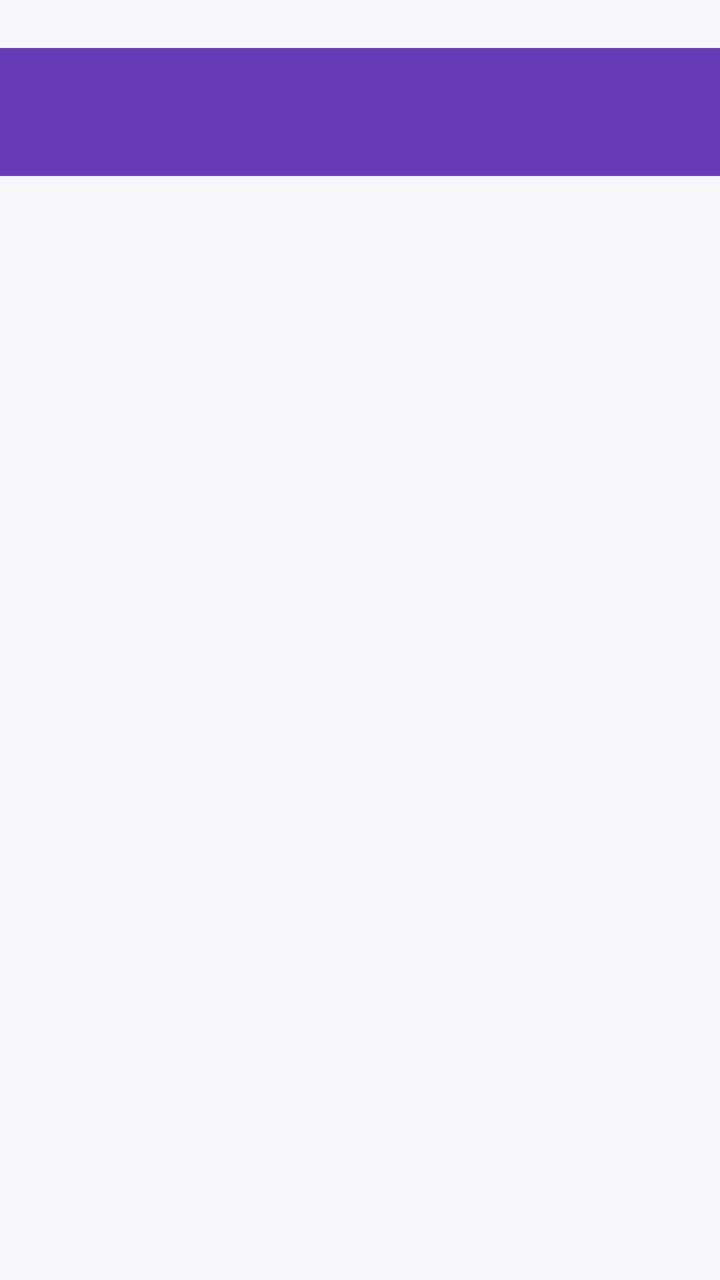
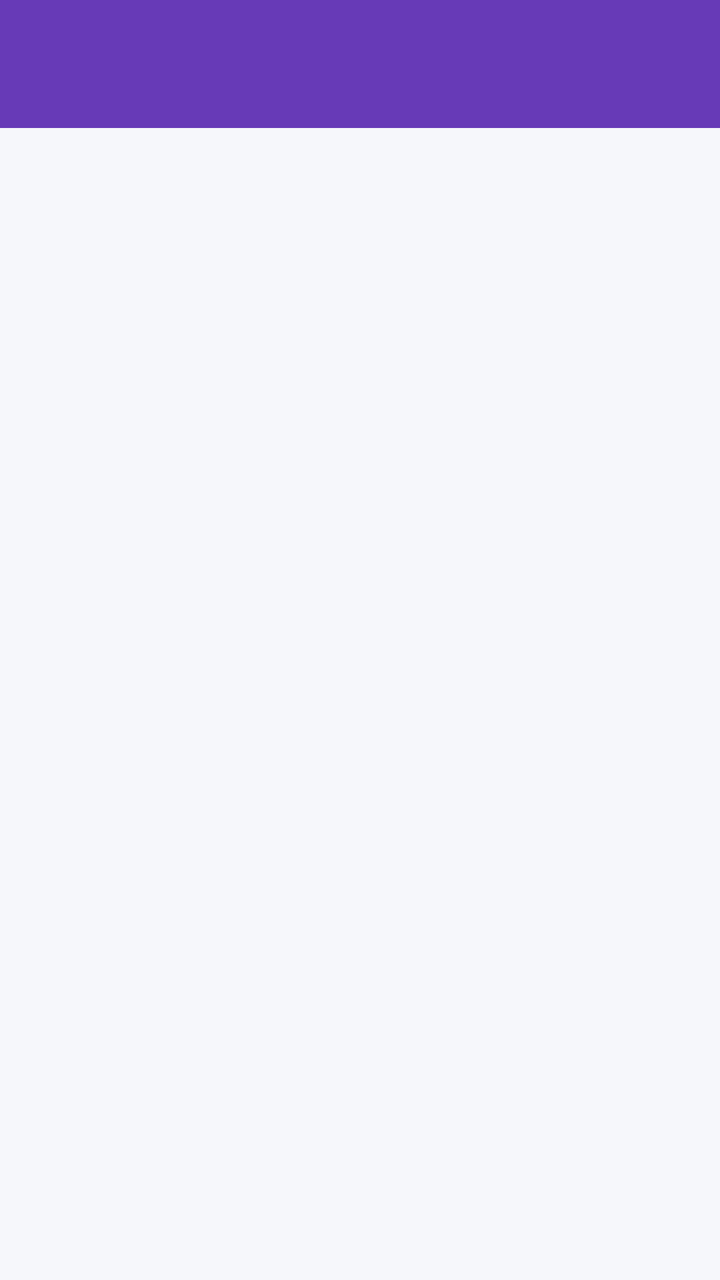

Before-and-after screenshots of an Android layout around one commit, followed by the original layout XML and the change that was made.
<!-- AndroidManifest.xml: application theme Theme.CampusConnect -->
<!-- res/layout/activity_simple_list.xml -->
<?xml version="1.0" encoding="utf-8"?>
<androidx.constraintlayout.widget.ConstraintLayout xmlns:android="http://schemas.android.com/apk/res/android"
    xmlns:app="http://schemas.android.com/apk/res-auto"
    android:layout_width="match_parent"
    android:layout_height="match_parent">

    <com.google.android.material.appbar.MaterialToolbar
        android:id="@+id/toolbar"
        android:layout_width="match_parent"
        android:layout_height="?attr/actionBarSize"
        android:layout_marginTop="24dp"
        android:background="?attr/colorPrimary"
        app:titleTextColor="?attr/colorOnPrimary"
        app:layout_constraintTop_toTopOf="parent" />

    <com.google.android.material.button.MaterialButton
        android:id="@+id/aiAssistButton"
        android:layout_width="match_parent"
        android:layout_height="wrap_content"
        android:layout_margin="16dp"
        android:text="@string/ask_campusconnect_ai"
        android:visibility="gone"
        app:layout_constraintTop_toBottomOf="@id/toolbar" />

    <TextView
        android:id="@+id/emptyState"
        android:layout_width="0dp"
        android:layout_height="wrap_content"
        android:layout_margin="24dp"
        android:gravity="center"
        android:text="@string/nothing_to_show"
        android:visibility="gone"
        app:layout_constraintEnd_toEndOf="parent"
        app:layout_constraintStart_toStartOf="parent"
        app:layout_constraintTop_toBottomOf="@id/aiAssistButton" />

    <androidx.recyclerview.widget.RecyclerView
        android:id="@+id/recyclerView"
        android:layout_width="match_parent"
        android:layout_height="0dp"
        android:padding="8dp"
        app:layout_constraintBottom_toBottomOf="parent"
        app:layout_constraintTop_toBottomOf="@id/aiAssistButton" />
</androidx.constraintlayout.widget.ConstraintLayout>
<!-- resources referenced by this layout -->
<resources>
  <string name="ask_campusconnect_ai">✨ Ask CampusConnect AI</string>
  <string name="nothing_to_show">Nothing to show yet.</string>
  <style name="Theme.CampusConnect" parent="Base.Theme.CampusConnect" />
  <style name="Base.Theme.CampusConnect" parent="Theme.Material3.DayNight.NoActionBar">
          
          <item name="colorPrimary">@color/primary</item>
          <item name="colorOnPrimary">@color/on_primary</item>
          <item name="colorSecondary">@color/secondary</item>
          <item name="colorOnSecondary">@color/on_secondary</item>
          <item name="colorTertiary">@color/tertiary</item>
          <item name="colorOnTertiary">@color/on_tertiary</item>
          <item name="android:windowBackground">@color/background</item>
          <item name="colorSurface">@color/surface</item>
          <item name="colorOnSurface">@color/on_surface</item>
  
          <item name="colorSurfaceVariant">@color/surface_variant</item>
          <item name="colorOnSurfaceVariant">@color/on_surface_variant</item>
          <item name="colorError">@color/error</item>
          <item name="colorOnError">@color/on_error</item>
          <item name="colorOutline">@color/outline</item>
          <item name="colorOutlineVariant">@color/outline_variant</item>
          <item name="android:statusBarColor">@color/primary</item>
  
          
          <item name="materialCardViewStyle">@style/Widget.CampusConnect.Card</item>
      </style>
  <color name="primary">#673AB7</color>
  <color name="on_primary">#FFFFFF</color>
  <color name="secondary">#009688</color>
  <color name="on_secondary">#FFFFFF</color>
  <color name="tertiary">#FFC107</color>
  <color name="on_tertiary">#000000</color>
  <color name="background">#F6F7FB</color>
  <color name="surface">#FFFFFF</color>
  <color name="on_surface">#1A1C1E</color>
  <color name="surface_variant">#E1E2EC</color>
  <color name="on_surface_variant">#44474E</color>
  <color name="error">#B3261E</color>
  <color name="on_error">#FFFFFF</color>
  <color name="outline">#74777F</color>
  <color name="outline_variant">#C4C6D0</color>
  <style name="Widget.CampusConnect.Card" parent="Widget.Material3.CardView.Elevated">
          <item name="cardCornerRadius">16dp</item>
          <item name="cardElevation">2dp</item>
          <item name="strokeWidth">0dp</item>
      </style>
</resources>

<!-- the commit's change to res/layout/activity_simple_list.xml (unified diff, before → after) -->
@@ -8,7 +8,6 @@
         android:id="@+id/toolbar"
         android:layout_width="match_parent"
         android:layout_height="?attr/actionBarSize"
-        android:layout_marginTop="24dp"
         android:background="?attr/colorPrimary"
         app:titleTextColor="?attr/colorOnPrimary"
         app:layout_constraintTop_toTopOf="parent" />
